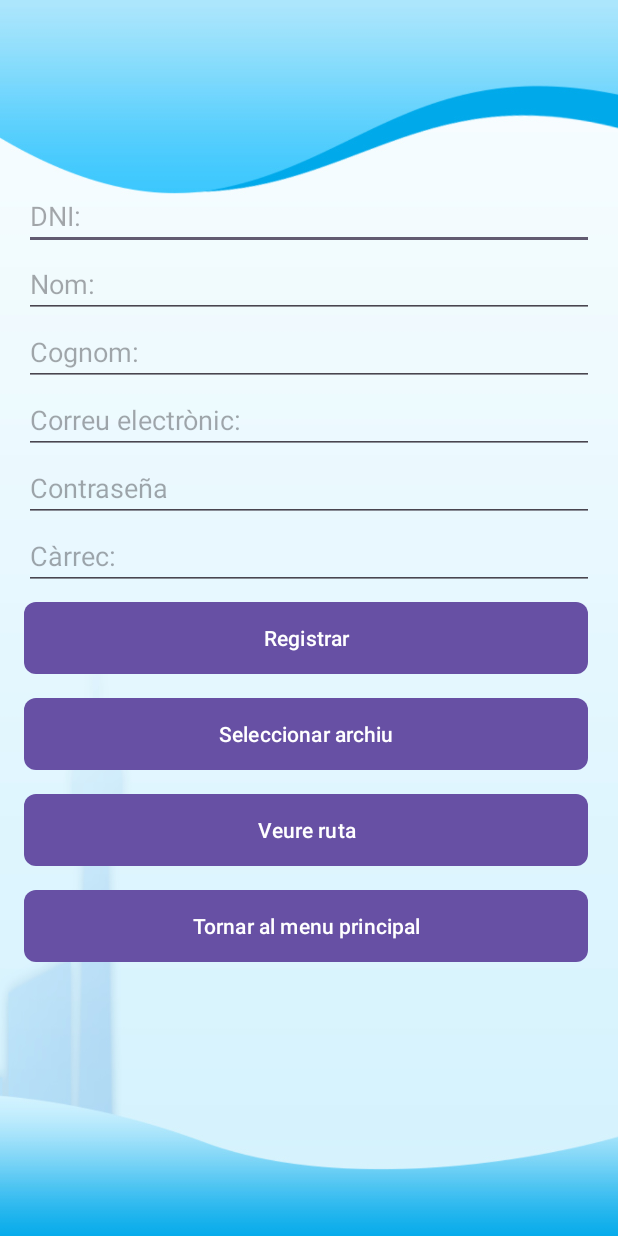
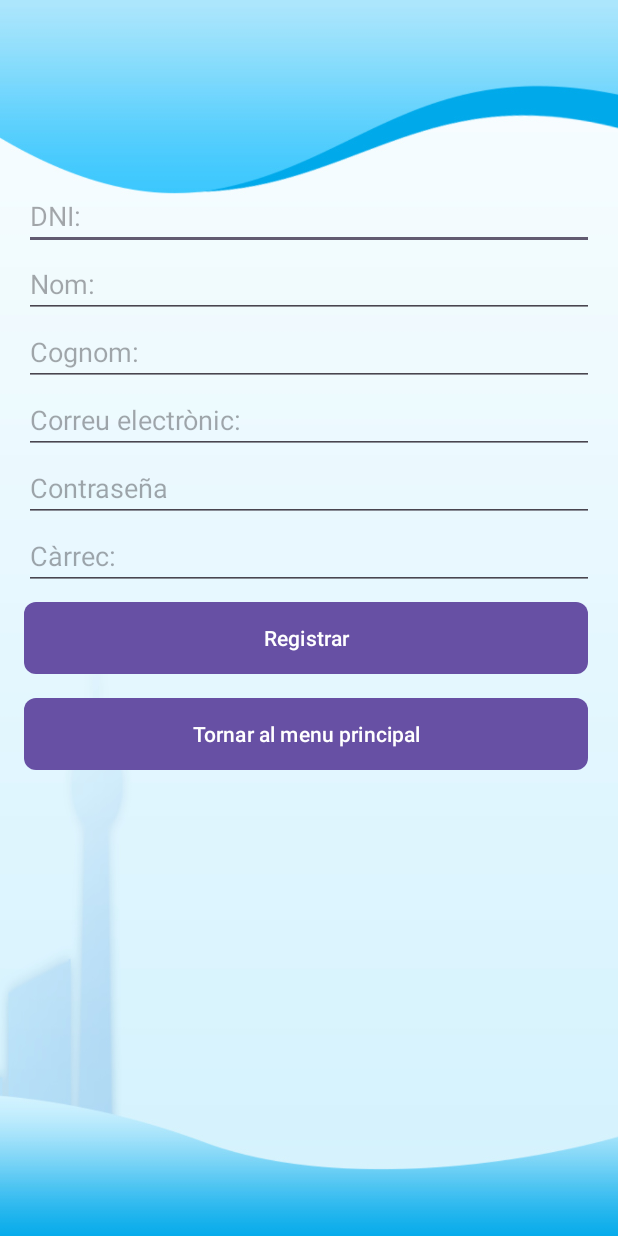
Before and after one commit to abdel1311fatah/App-Gestio-Fichar, an Android app: the Register screen opened directly, with no data from a screen before it, on a phone screen of 412 x 824 dp. Run offline under Robolectric (Android 15) with nearby library versions, the phone set to English and light mode, and no system bars; our stand-ins replace Firebase (no records; nobody signed in at launch, a user with empty details on screens opened directly).

Commit message:
Register pulit

```diff
--- a/app/src/main/java/com/example/app_gestio_fichar/Login_Register/Login.java
+++ b/app/src/main/java/com/example/app_gestio_fichar/Login_Register/Login.java
@@ -124,15 +124,14 @@ public class Login extends AppCompatActivity {
                             String charge = documentSnapshot.getString("charge");
                             long workedHours = documentSnapshot.getLong("worked_hours");
 
-                           Crud crud = new Crud();
+                           Crud crud = new Crud(this);
                            crud.save(nif,email,password,name,surname,charge,workedHours,selectedFileUri.getPath());
 
                             if (selectedFileUri != null) {
 
                                 Intent intent = new Intent(this, Contador_Hores.class);
-                                String a = selectedFileUri.getPath();
 
-                                intent.putExtra("ruta_horari", a); // Poner la ruta del archivo en el intent
+                                intent.putExtra("ruta_horari", filePath); // Poner la ruta del archivo en el intent
                                 intent.putExtra("file_uri", selectedFileUri.toString()); // Agregar la URI como dato extra
 
                                 startActivity(intent);
--- a/app/src/main/java/com/example/app_gestio_fichar/Login_Register/Register.java
+++ b/app/src/main/java/com/example/app_gestio_fichar/Login_Register/Register.java
@@ -3,7 +3,6 @@ package com.example.app_gestio_fichar.Login_Register;
 import static android.content.ContentValues.TAG;
 
 import android.content.Intent;
-import android.net.Uri;
 import android.os.Bundle;
 import android.text.TextUtils;
 import android.util.Log;
@@ -22,15 +21,9 @@ import com.google.android.gms.tasks.OnCompleteListener;
 import com.google.android.gms.tasks.Task;
 import com.google.firebase.auth.AuthResult;
 import com.google.firebase.auth.FirebaseAuth;
-import com.google.firebase.auth.FirebaseUser;
 
 public class Register extends AppCompatActivity {
     private FirebaseAuth mAuth;
-    private Button selectFileButton;
-    private Uri selectedFileUri;
-
-    private static final int PICK_FILE_REQUEST_CODE = 1;
-    private Button d;
 
     @Override
     protected void onCreate(Bundle savedInstanceState) {
@@ -44,8 +37,8 @@ public class Register extends AppCompatActivity {
         EditText editTextDNI = findViewById(R.id.editTextDni);
         EditText editTextNom = findViewById(R.id.editTextNombre);
         EditText editTextCognom = findViewById(R.id.editTextApellido);
+        EditText editTextCarreg = findViewById(R.id.editTextCharge);
         Button buttonRegister = findViewById(R.id.buttonRegister);
-
         buttonRegister.setOnClickListener(new View.OnClickListener() {
             @Override
             public void onClick(View view) {
@@ -55,31 +48,35 @@ public class Register extends AppCompatActivity {
                 String name = editTextNom.getText().toString();
                 String surname = editTextCognom.getText().toString();
                 String nif = editTextDNI.getText().toString();
+                String carreg = editTextCarreg.getText().toString();
 
                 if (!TextUtils.isEmpty(email) && !TextUtils.isEmpty(password) && !TextUtils.isEmpty(name) && !TextUtils.isEmpty(surname) && !TextUtils.isEmpty(nif)) {
-                    register(email, password, name, surname, nif);
+                    register(email, password, name, surname, nif, carreg);
                 } else {
                     Toast.makeText(Register.this, "Has d' omplir tots els camps", Toast.LENGTH_SHORT).show();
                 }
+
             }
         });
+
     }
 
-    private void register(String email, String password, String name, String surname, String nif) {
+    private void register(String email, String password, String name, String surname, String nif, String carreg) {
         mAuth.createUserWithEmailAndPassword(email, password)
                 .addOnCompleteListener(this, new OnCompleteListener<AuthResult>() {
                     @Override
                     public void onComplete(@NonNull Task<AuthResult> task) {
                         if (task.isSuccessful()) {
                             Log.d(TAG, "createUserWithEmail:success");
-                            FirebaseUser user = mAuth.getCurrentUser();
-                            // Insertar aqui tots els camps del formulari a firestore i fer lo de contar hores
 
-                            Crud crud = new Crud();
-//                            crud.save(nif,email,password,name,surname,"Professor",0); // Anyadir careregs a la logica
+                            String filePath = ""; // aqui el deixem buit per que despres al login l acabem d omplir
+                            Crud crud = new Crud(Register.this);
+                            crud.save(nif, email, password, name, surname, carreg, 0, filePath);
+                            Toast.makeText(Register.this, "T' has registrat correctament", Toast.LENGTH_SHORT).show();
 
-                            Toast.makeText(Register.this, "T' has registrat correctament",
-                                    Toast.LENGTH_SHORT).show();
+                            Intent intent = new Intent(Register.this, Login.class);
+                            startActivity(intent);
+
                         } else {
                             Log.w(TAG, "createUserWithEmail:failure", task.getException());
                             Toast.makeText(Register.this, "No has pogut registrarte",
@@ -88,6 +85,7 @@ public class Register extends AppCompatActivity {
                     }
                 });
     }
+
     public void goToMain(View view) {
 
         Intent intent = new Intent(this, MainActivity.class);
--- a/app/src/main/res/layout/activity_register.xml
+++ b/app/src/main/res/layout/activity_register.xml
@@ -88,35 +88,6 @@
         app:layout_constraintTop_toTopOf="parent"/>
 
     <Button
-        android:id="@+id/selectFileButton"
-        android:layout_width="376dp"
-        android:layout_height="wrap_content"
-        android:layout_marginTop="8dp"
-        android:layout_marginBottom="8dp"
-        android:layout_weight="0"
-        android:background="@drawable/custom_button_background"
-        android:onClick="openFilePicker"
-        android:text="Seleccionar archiu"
-        app:layout_constraintBottom_toBottomOf="parent"
-        app:layout_constraintEnd_toEndOf="parent"
-        app:layout_constraintStart_toStartOf="parent"
-        app:layout_constraintTop_toTopOf="parent" />
-
-    <Button
-        android:id="@+id/button"
-        android:layout_width="376dp"
-        android:layout_height="wrap_content"
-        android:layout_marginTop="8dp"
-        android:layout_marginBottom="8dp"
-        android:background="@drawable/custom_button_background"
-        android:onClick="veureRuta"
-        android:text="Veure ruta"
-        app:layout_constraintBottom_toBottomOf="parent"
-        app:layout_constraintEnd_toEndOf="parent"
-        app:layout_constraintStart_toStartOf="parent"
-        app:layout_constraintTop_toTopOf="parent"/>
-
-    <Button
         android:id="@+id/mainBtn"
         android:layout_width="376dp"
         android:layout_height="wrap_content"
```
Also changed, not shown: app/src/main/java/com/example/app_gestio_fichar/Crud.java (+17 -7 lines).
